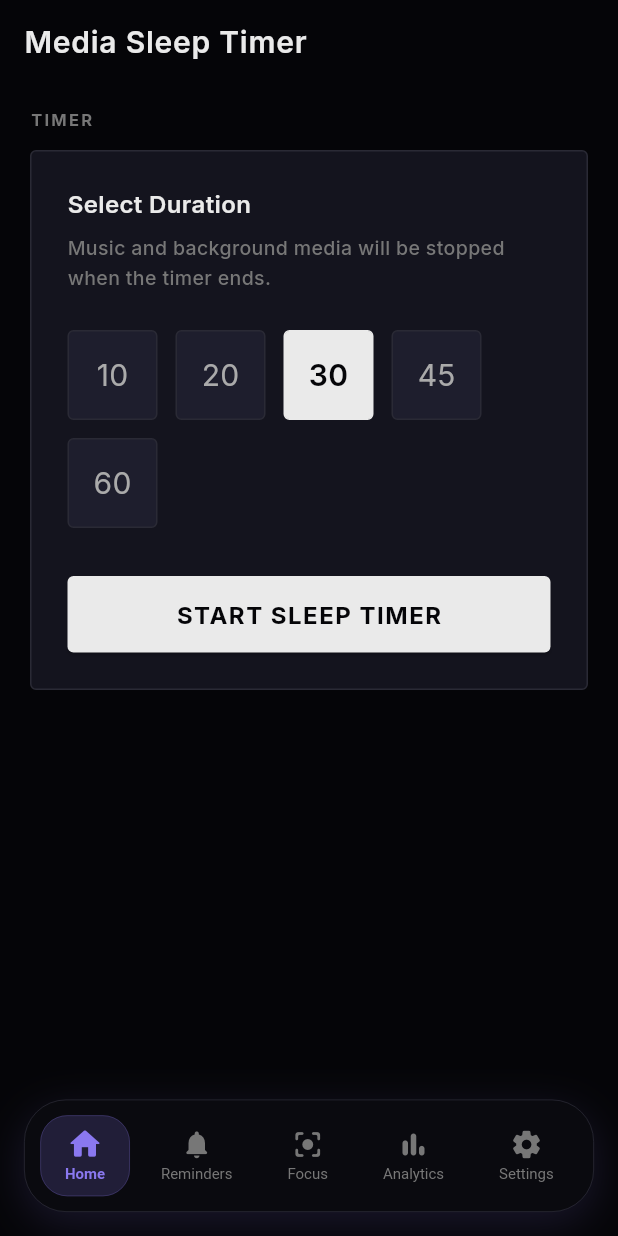
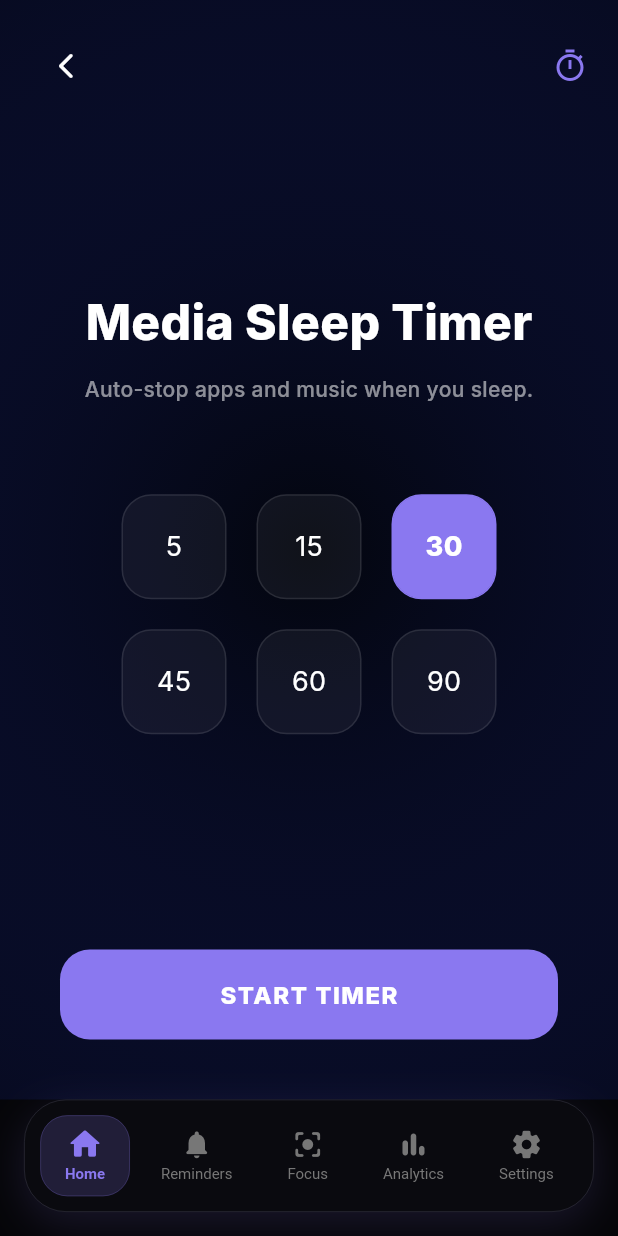
Before and after one commit to 5hu6h4m/MINDLOCK, a Flutter app: the SleepScreen screen opened by its route, on a phone screen of 412 x 824 dp. Run offline on Flutter 3.47's test engine with Material 3 defaults, Android fonts, the phone set to English and light mode, and no system bars; our stand-ins replace audioplayers, cloud_firestore, firebase_auth, firebase_core, fl_chart, flutter_local_notifications and 9 more; missing offline and left inert: flutter_overlay_window; accounts and stored records are empty.

```diff
--- a/lib/presentation/sleep/sleep_screen.dart
+++ b/lib/presentation/sleep/sleep_screen.dart
@@ -10,17 +10,28 @@ class SleepScreen extends ConsumerStatefulWidget {
   ConsumerState<SleepScreen> createState() => _SleepScreenState();
 }
 
-class _SleepScreenState extends ConsumerState<SleepScreen> {
+class _SleepScreenState extends ConsumerState<SleepScreen> with TickerProviderStateMixin {
   int _selectedMinutes = 30;
   int _remainingSeconds = 30 * 60;
   bool _isActive = false;
   Timer? _timer;
+  late AnimationController _pulseController;
 
-  final _presets = [10, 20, 30, 45, 60];
+  final _presets = [5, 15, 30, 45, 60, 90];
+
+  @override
+  void initState() {
+    super.initState();
+    _pulseController = AnimationController(
+      vsync: this,
+      duration: const Duration(milliseconds: 4000),
+    )..repeat(reverse: true);
+  }
 
   @override
   void dispose() {
     _timer?.cancel();
+    _pulseController.dispose();
     super.dispose();
   }
 
@@ -29,14 +40,36 @@ class _SleepScreenState extends ConsumerState<SleepScreen> {
       _isActive = true;
       _remainingSeconds = _selectedMinutes * 60;
     });
+
     _timer = Timer.periodic(const Duration(seconds: 1), (_) {
       if (_remainingSeconds <= 0) {
-        _stop();
-        _showSilentWarning();
+        _onTimerEnd();
         return;
       }
       setState(() => _remainingSeconds--);
     });
+  }
+
+  Future<void> _onTimerEnd() async {
+    _timer?.cancel();
+    setState(() {
+      _isActive = false;
+      _remainingSeconds = _selectedMinutes * 60;
+    });
+
+    // Aggressive Kill: Stop media and go to Home
+    // DND is NOT used as per user request to allow calls.
+    await PlatformChannel.pauseMedia();
+    await PlatformChannel.goHome();
+
+    if (mounted) {
+      ScaffoldMessenger.of(context).showSnackBar(
+        const SnackBar(
+          content: Text('Sleep Timer Ended: Media Stopped 🛌'),
+          behavior: SnackBarBehavior.floating,
+        ),
+      );
+    }
   }
 
   void _stop() {
@@ -45,14 +78,6 @@ class _SleepScreenState extends ConsumerState<SleepScreen> {
       _isActive = false;
       _remainingSeconds = _selectedMinutes * 60;
     });
-  }
-
-  void _showSilentWarning() {
-    showDialog(
-      context: context,
-      barrierDismissible: false,
-      builder: (_) => const _SilentWarningDialog(),
-    );
   }
 
   String get _timeDisplay {
@@ -64,123 +89,162 @@ class _SleepScreenState extends ConsumerState<SleepScreen> {
   @override
   Widget build(BuildContext context) {
     return Scaffold(
-      backgroundColor: AppTheme.bgDark,
-      appBar: AppBar(
-        backgroundColor: AppTheme.bgDark,
-        title: const Text('Media Sleep Timer', style: TextStyle(letterSpacing: 0.5)),
-      ),
-      body: SafeArea(
-        child: ListView(
-          padding: const EdgeInsets.fromLTRB(20, 16, 20, 100),
-          physics: const BouncingScrollPhysics(),
+      backgroundColor: const Color(0xFF020408),
+      body: Stack(
         children: [
-            const Text(
-              'TIMER',
-              style: TextStyle(
-                color: AppTheme.textMuted,
-                fontSize: 11,
-                fontWeight: FontWeight.w700,
-                letterSpacing: 1.5,
+          // Ambient Pulse Background
+          AnimatedBuilder(
+            animation: _pulseController,
+            builder: (context, child) {
+              return Container(
+                decoration: BoxDecoration(
+                  gradient: RadialGradient(
+                    colors: [
+                      const Color(0xFF1A237E).withOpacity(0.1 * _pulseController.value),
+                      const Color(0xFF020408),
+                    ],
+                    radius: 1.5,
                   ),
                 ),
-            const SizedBox(height: 12),
+              );
+            },
+          ),
 
-            if (_isActive)
+          SafeArea(
+            child: Column(
+              children: [
+                Padding(
+                  padding: const EdgeInsets.all(20),
+                  child: Row(
+                    children: [
+                      IconButton(
+                        onPressed: () => Navigator.pop(context),
+                        icon: const Icon(Icons.arrow_back_ios_new_rounded, color: Colors.white, size: 20),
+                      ),
+                      const Spacer(),
+                      const Icon(Icons.timer_outlined, color: AppTheme.primaryPurple, size: 24),
+                    ],
+                  ),
+                ),
+
+                const Spacer(),
+
+                if (_isActive) ...[
+                  // Active Timer
                   Container(
-                padding: const EdgeInsets.all(32),
+                    width: 250,
+                    height: 250,
                     decoration: BoxDecoration(
-                  color: AppTheme.bgDarkCard,
-                  border: Border.all(color: AppTheme.borderColor),
-                  borderRadius: BorderRadius.circular(4),
+                      shape: BoxShape.circle,
+                      border: Border.all(color: AppTheme.primaryPurple.withOpacity(0.2), width: 1),
                     ),
+                    alignment: Alignment.center,
                     child: Column(
+                      mainAxisSize: MainAxisSize.min,
                       children: [
                         Text(
                           _timeDisplay,
                           style: const TextStyle(
-                        color: AppTheme.textPrimary,
+                            color: Colors.white,
                             fontSize: 64,
-                        fontWeight: FontWeight.w300,
-                        letterSpacing: -2,
+                            fontWeight: FontWeight.w200,
                           ),
                         ),
-                    const SizedBox(height: 8),
-                    const Text('REMAINING', style: TextStyle(color: AppTheme.textMuted, fontSize: 12, letterSpacing: 2)),
-                    const SizedBox(height: 32),
-                    SizedBox(
-                      width: double.infinity,
-                      child: OutlinedButton(
-                        onPressed: _stop,
-                        style: OutlinedButton.styleFrom(
-                          foregroundColor: AppTheme.textPrimary,
-                          side: const BorderSide(color: AppTheme.borderColor),
-                          padding: const EdgeInsets.symmetric(vertical: 16),
-                          shape: RoundedRectangleBorder(borderRadius: BorderRadius.circular(4)),
-                        ),
-                        child: const Text('CANCEL TIMER', style: TextStyle(letterSpacing: 1)),
+                        const Text(
+                          'UNTIL SLEEP',
+                          style: TextStyle(
+                            color: AppTheme.primaryPurple,
+                            fontSize: 10,
+                            fontWeight: FontWeight.w800,
+                            letterSpacing: 4,
                           ),
                         ),
                       ],
                     ),
-              )
-            else
-              Container(
-                padding: const EdgeInsets.all(24),
-                decoration: BoxDecoration(
-                  color: AppTheme.bgDarkCard,
-                  border: Border.all(color: AppTheme.borderColor),
-                  borderRadius: BorderRadius.circular(4),
                   ),
-                child: Column(
-                  crossAxisAlignment: CrossAxisAlignment.start,
-                  children: [
-                    const Text('Select Duration', style: TextStyle(color: AppTheme.textPrimary, fontSize: 16, fontWeight: FontWeight.w600)),
-                    const SizedBox(height: 8),
-                    const Text('Music and background media will be stopped when the timer ends.', style: TextStyle(color: AppTheme.textMuted, fontSize: 13, height: 1.5)),
-                    const SizedBox(height: 24),
-                    Wrap(
-                      spacing: 12,
-                      runSpacing: 12,
+                  const SizedBox(height: 40),
+                  const Text(
+                    'Enjoy your media.\nApps will close when time is up.',
+                    textAlign: TextAlign.center,
+                    style: TextStyle(color: Colors.white38, fontSize: 14, height: 1.6),
+                  ),
+                ] else ...[
+                  const Text(
+                    'Media Sleep Timer',
+                    style: TextStyle(
+                      color: Colors.white,
+                      fontSize: 32,
+                      fontWeight: FontWeight.w800,
+                    ),
+                  ),
+                  const SizedBox(height: 12),
+                  const Text(
+                    'Auto-stop apps and music when you sleep.',
+                    style: TextStyle(color: Colors.white54, fontSize: 14),
+                  ),
+                  const SizedBox(height: 60),
+
+                  // Presets
+                  Padding(
+                    padding: const EdgeInsets.symmetric(horizontal: 40),
+                    child: Wrap(
+                      spacing: 20,
+                      runSpacing: 20,
+                      alignment: WrapAlignment.center,
                       children: _presets.map((m) {
-                        final sel = m == _selectedMinutes;
+                        final isSelected = m == _selectedMinutes;
                         return GestureDetector(
                           onTap: () => setState(() {
                             _selectedMinutes = m;
                             _remainingSeconds = m * 60;
                           }),
-                          child: Container(
-                            width: 60,
-                            height: 60,
+                          child: AnimatedContainer(
+                            duration: const Duration(milliseconds: 300),
+                            width: 70,
+                            height: 70,
+                            decoration: BoxDecoration(
+                              color: isSelected ? AppTheme.primaryPurple : Colors.white.withOpacity(0.05),
+                              borderRadius: BorderRadius.circular(20),
+                              border: Border.all(
+                                color: isSelected ? AppTheme.primaryPurple : Colors.white10,
+                              ),
+                            ),
                             alignment: Alignment.center,
-                            decoration: BoxDecoration(
-                              color: sel ? AppTheme.textPrimary : AppTheme.bgDarkElevated,
-                              border: Border.all(color: sel ? AppTheme.textPrimary : AppTheme.borderColor),
-                              borderRadius: BorderRadius.circular(4),
-                            ),
                             child: Text(
                               '$m',
                               style: TextStyle(
-                                color: sel ? AppTheme.bgDark : AppTheme.textSecondary,
-                                fontSize: 20,
-                                fontWeight: sel ? FontWeight.w600 : FontWeight.w400,
+                                color: Colors.white,
+                                fontSize: 18,
+                                fontWeight: isSelected ? FontWeight.w800 : FontWeight.w400,
                               ),
                             ),
                           ),
                         );
                       }).toList(),
                     ),
-                    const SizedBox(height: 32),
-                    SizedBox(
+                  ),
+                ],
+
+                const Spacer(),
+
+                Padding(
+                  padding: const EdgeInsets.symmetric(horizontal: 40, vertical: 40),
+                  child: SizedBox(
                     width: double.infinity,
+                    height: 60,
                     child: ElevatedButton(
-                        onPressed: _start,
+                      onPressed: _isActive ? _stop : _start,
                       style: ElevatedButton.styleFrom(
-                          backgroundColor: AppTheme.textPrimary,
-                          foregroundColor: AppTheme.bgDark,
-                          padding: const EdgeInsets.symmetric(vertical: 16),
-                          shape: RoundedRectangleBorder(borderRadius: BorderRadius.circular(4)),
+                        backgroundColor: _isActive ? Colors.white.withOpacity(0.05) : AppTheme.primaryPurple,
+                        foregroundColor: Colors.white,
+                        shape: RoundedRectangleBorder(borderRadius: BorderRadius.circular(20)),
+                        elevation: 0,
                       ),
-                        child: const Text('START SLEEP TIMER', style: TextStyle(letterSpacing: 1, fontWeight: FontWeight.bold)),
+                      child: Text(
+                        _isActive ? 'CANCEL TIMER' : 'START TIMER',
+                        style: const TextStyle(fontWeight: FontWeight.w800, letterSpacing: 1),
+                      ),
+                    ),
                   ),
                 ),
               ],
@@ -188,107 +252,6 @@ class _SleepScreenState extends ConsumerState<SleepScreen> {
           ),
         ],
       ),
-      ),
     );
   }
 }
-
-class _SilentWarningDialog extends StatefulWidget {
-  const _SilentWarningDialog();
-
-  @override
-  State<_SilentWarningDialog> createState() => _SilentWarningDialogState();
-}
-
-class _SilentWarningDialogState extends State<_SilentWarningDialog> {
-  int _secondsLeft = 10;
-  Timer? _timer;
-
-  @override
-  void initState() {
-    super.initState();
-    _startCountdown();
-  }
-
-  void _startCountdown() {
-    _timer = Timer.periodic(const Duration(seconds: 1), (timer) {
-      if (_secondsLeft <= 1) {
-        _timer?.cancel();
-        _killBackgroundMedia();
-        if (mounted) Navigator.pop(context);
-      } else {
-        setState(() => _secondsLeft--);
-      }
-    });
-  }
-
-  @override
-  void dispose() {
-    _timer?.cancel();
-    super.dispose();
-  }
-
-  Future<void> _killBackgroundMedia() async {
-    try {
-      await PlatformChannel.pauseMedia();
-      await PlatformChannel.lockScreen();
-    } catch (e) {
-      debugPrint('Failed to kill media: \$e');
-    }
-  }
-
-  void _cancelKill() {
-    _timer?.cancel();
-    Navigator.pop(context);
-  }
-
-  @override
-  Widget build(BuildContext context) {
-    return Dialog(
-      backgroundColor: Colors.transparent,
-      insetPadding: const EdgeInsets.all(24),
-      child: GestureDetector(
-        onTap: _cancelKill,
-        child: Container(
-          width: double.infinity,
-          padding: const EdgeInsets.all(32),
-          decoration: BoxDecoration(
-            color: AppTheme.bgDarkCard,
-            border: Border.all(color: AppTheme.borderColor, width: 2),
-            borderRadius: BorderRadius.circular(4),
-          ),
-          child: Column(
-            mainAxisSize: MainAxisSize.min,
-            children: [
-              const Icon(Icons.bedtime_outlined, color: AppTheme.textMuted, size: 48),
-              const SizedBox(height: 24),
-              const Text(
-                'SLEEP TIMER ENDED',
-                style: TextStyle(
-                  color: AppTheme.textPrimary,
-                  fontSize: 14,
-                  fontWeight: FontWeight.w700,
-                  letterSpacing: 2,
-                ),
-              ),
-              const SizedBox(height: 16),
-              Text(
-                '$_secondsLeft',
-                style: const TextStyle(
-                  color: AppTheme.textPrimary,
-                  fontSize: 72,
-                  fontWeight: FontWeight.w300,
-                ),
-              ),
-              const SizedBox(height: 16),
-              const Text(
-                'Tap anywhere to stay awake',
-                style: TextStyle(color: AppTheme.textMuted, fontSize: 14),
-              ),
-            ],
-          ),
-        ),
-      ),
-    );
-  }
-}
```
Also changed, not shown: lib/services/platform_channel.dart (+8 -0 lines), 2 other files. Lines whose indentation alone changed are shown as unchanged.
